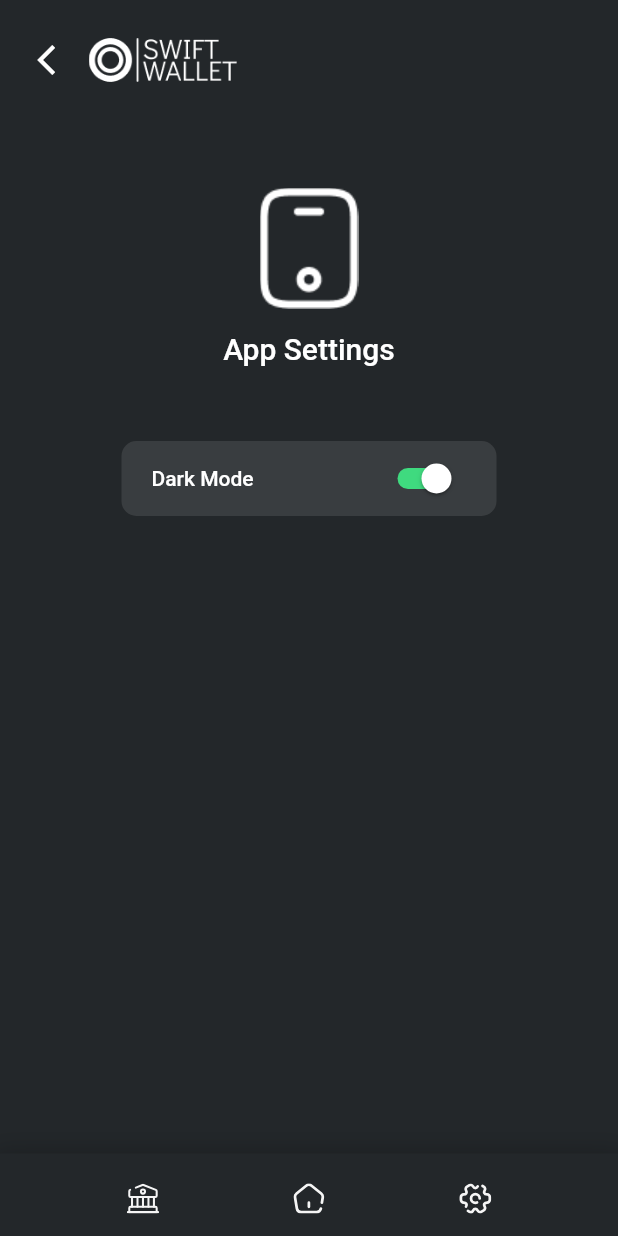
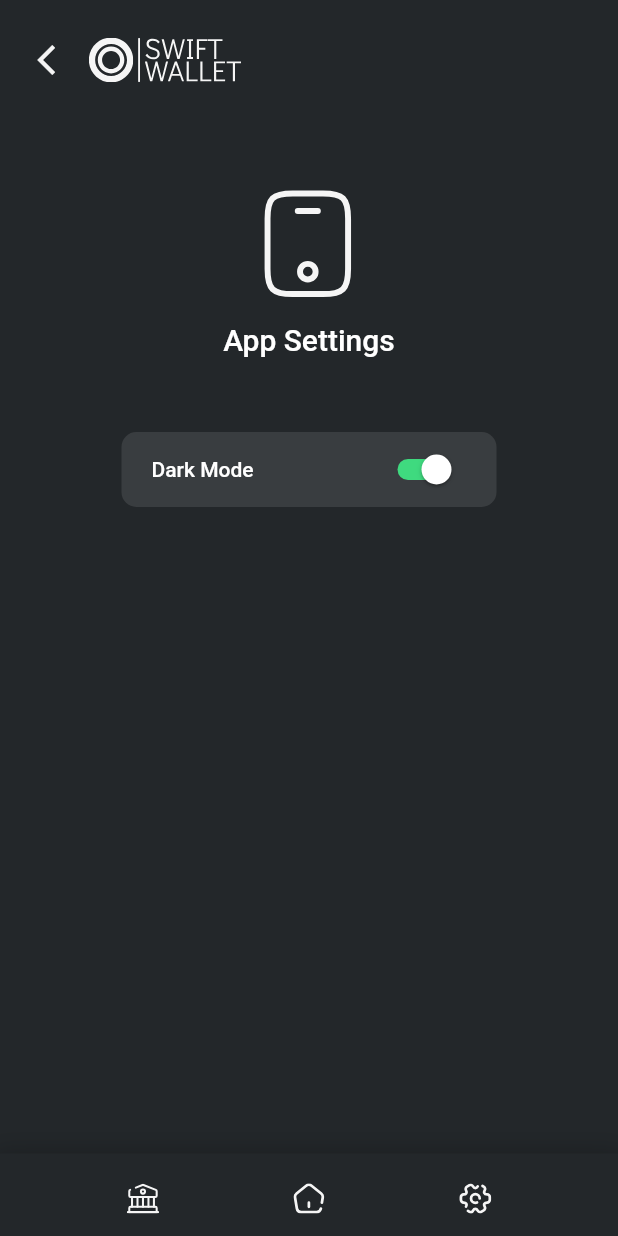
Before and after one commit to DEXOW/swift_wallet, a Flutter app: the Root screen opened directly, item 3 of the bottom bar chosen, after a tap on "App Settings", on a phone screen of 412 x 824 dp. Run offline on Flutter 3.47's test engine with Material 2 defaults, Android fonts, the light colour scheme and no system bars; our stand-ins replace country_code_picker, flutter_svg, google_fonts, pinput, shared_preferences; accounts and stored records are empty.

Commit message:
Adding complete theme switcher

```diff
--- a/lib/main.dart
+++ b/lib/main.dart
@@ -9,6 +9,7 @@ import 'package:swift_wallet/providers/user_provider.dart';
 import 'package:swift_wallet/screens/get_started/get_started.dart';
 
 void main() {
+  WidgetsFlutterBinding.ensureInitialized();
   runApp(
     MultiProvider(
       providers: [
@@ -39,7 +40,6 @@ class MyAppState extends State<MyApp> {
         darkTheme: AppTheme.darkTheme,
         themeMode: state.darkTheme ? ThemeMode.dark : ThemeMode.light,
         home: AnnotatedRegion<SystemUiOverlayStyle>(
-          // value: SystemUiOverlayStyle.light.copyWith(systemNavigationBarColor: Theme.of(context).scaffoldBackgroundColor),
           value: SystemUiOverlayStyle(
             statusBarColor: Colors.transparent,
             statusBarIconBrightness: state.darkTheme ? Brightness.light : Brightness.dark,
--- a/lib/screens/home/home.dart
+++ b/lib/screens/home/home.dart
@@ -1,6 +1,5 @@
 import 'package:flutter/material.dart';
 import 'package:flutter_svg/flutter_svg.dart';
-import 'package:swift_wallet/constants.dart';
 
 class Home extends StatefulWidget {
   const Home({Key? key}) : super(key: key);
--- a/lib/screens/root.dart
+++ b/lib/screens/root.dart
@@ -15,7 +15,6 @@ class Root extends StatefulWidget {
 }
 
 class _RootState extends State<Root> {
-
   late GlobalProvider globalProvider;
 
   @override
--- a/lib/screens/settings/app_settings.dart
+++ b/lib/screens/settings/app_settings.dart
@@ -1,4 +1,6 @@
 import 'package:flutter/material.dart';
+import 'package:flutter/services.dart';
+import 'package:flutter_svg/flutter_svg.dart';
 import 'package:provider/provider.dart';
 import 'package:swift_wallet/models/navbar.dart';
 import 'package:swift_wallet/providers/theme_provider.dart';
@@ -11,6 +13,7 @@ class AppSettings extends StatefulWidget {
 }
 
 class AppSettingsState extends State<AppSettings> {
+  late SystemUiOverlayStyle _currentStyle;
   late AppThemeProvider appThemeProvider;
   late bool isDarkMode;
 
@@ -18,8 +21,20 @@ class AppSettingsState extends State<AppSettings> {
   Widget build(BuildContext context) {
     appThemeProvider = Provider.of<AppThemeProvider>(context);
     isDarkMode = appThemeProvider.darkTheme;
+    _currentStyle = SystemUiOverlayStyle(
+      statusBarColor: Colors.transparent,
+      statusBarIconBrightness: isDarkMode ? Brightness.light : Brightness.dark,
+      systemNavigationBarColor: isDarkMode ? const Color(0xFF23272A) : const Color(0xFFF5F5F5),
+      systemNavigationBarIconBrightness: isDarkMode ? Brightness.light : Brightness.dark,
+    );
 
     return Scaffold(
+      appBar: PreferredSize(
+        preferredSize: const Size.fromHeight(0),
+        child: AppBar(
+          systemOverlayStyle: _currentStyle,
+        ),
+      ),
       resizeToAvoidBottomInset: false,
       body: SafeArea(
         child: LayoutBuilder(
@@ -48,16 +63,16 @@ class AppSettingsState extends State<AppSettings> {
                                   onPressed: () {
                                     Navigator.pop(context);
                                   },
-                                  icon: const Icon(
+                                  icon: Icon(
                                     Icons.arrow_back_ios,
-                                    color: Colors.white,
+                                    color: Theme.of(context).iconTheme.color,
                                   ),
                                 ),
                                 const SizedBox(width: 10),
-                                Image.asset(
-                                  'assets/logo.png',
+                                SvgPicture.asset(
+                                  'assets/logo.svg',
                                   height: 30,
-                                  width: 99,
+                                  colorFilter: ColorFilter.mode(Theme.of(context).iconTheme.color!, BlendMode.srcIn),
                                 ),
                               ]
                             ),
@@ -76,14 +91,16 @@ class AppSettingsState extends State<AppSettings> {
                               const SizedBox(height: 45),
                               Column(
                                 children: [
-                                  Image.asset(
-                                    'assets/images/app_settings_large_icon.png',
+                                  SvgPicture.asset(
+                                    'assets/images/app_settings_icon.svg',
+                                    colorFilter: ColorFilter.mode(Theme.of(context).iconTheme.color!, BlendMode.srcIn),
+                                    height: 75,
                                   ),
                                   const SizedBox(height: 15),
-                                  const Text(
+                                  Text(
                                     'App Settings',
                                     style: TextStyle(
-                                      color: Colors.white,
+                                      color: Theme.of(context).textTheme.titleMedium!.color!,
                                       fontSize: 20,
                                       fontWeight: FontWeight.w500,
                                     ),
@@ -97,7 +114,7 @@ class AppSettingsState extends State<AppSettings> {
                                 padding: const EdgeInsets.symmetric(horizontal: 20),
                                 alignment: Alignment.centerLeft,
                                 decoration: BoxDecoration(
-                                  color: Colors.white.withOpacity(0.1),
+                                  color: Theme.of(context).textTheme.bodyMedium!.color!.withOpacity(0.1),
                                   borderRadius: BorderRadius.circular(10),
                                 ),
                                 child: Row(
@@ -116,10 +133,9 @@ class AppSettingsState extends State<AppSettings> {
                                       inactiveTrackColor: const Color(0xFF303030),
                                       value: isDarkMode,
                                       onChanged: (value) {
-                                        setState(() {
-                                          isDarkMode = value;
-                                        });
+                                        isDarkMode = value;
                                         isDarkMode ? appThemeProvider.switchthemedark() : appThemeProvider.switchthemelight();
+                                        setState(() {});
                                       }
                                     ),
                                   ],
--- a/lib/screens/settings/settings.dart
+++ b/lib/screens/settings/settings.dart
@@ -1,4 +1,5 @@
 import 'package:flutter/material.dart';
+import 'package:flutter_svg/flutter_svg.dart';
 import 'package:swift_wallet/screens/settings/app_settings.dart';
 
 class Settings extends StatefulWidget {
@@ -20,8 +21,10 @@ class SettingsState extends State<Settings> {
               children: [
                 Container(
                   margin: const EdgeInsets.symmetric(horizontal: 5, vertical: 5),
-                  child: Image.asset(
-                    'assets/images/user_icon.png',
+                  child: SvgPicture.asset(
+                    'assets/images/user_icon.svg',
+                    colorFilter: ColorFilter.mode(Theme.of(context).iconTheme.color!, BlendMode.srcIn),
+                    height: 85,
                   ),
                 ),
                 Positioned(
@@ -62,7 +65,7 @@ class SettingsState extends State<Settings> {
             Text(
               '4317890650001',
               style: TextStyle(
-                color: Colors.white.withOpacity(0.5),
+                color: Theme.of(context).textTheme.bodyMedium!.color!.withOpacity(0.5),
                 fontSize: 14,
                 fontWeight: FontWeight.w400,
               ),
@@ -75,17 +78,17 @@ class SettingsState extends State<Settings> {
           children: [
             optionTile(
               title: 'Account Settings',
-              imageURI: 'assets/images/profile_icon.png',
+              imageURI: 'assets/images/profile_icon.svg',
             ),
             const SizedBox(height: 15),
             optionTile(
               title: 'Security Settings',
-              imageURI: 'assets/images/security_icon.png',
+              imageURI: 'assets/images/security_icon.svg',
             ),
             const SizedBox(height: 15),
             optionTile(
               title: 'App Settings',
-              imageURI: 'assets/images/app_settings_icon.png',
+              imageURI: 'assets/images/app_settings_icon.svg',
               onTap: () {
                 Navigator.push(context, MaterialPageRoute(builder: (context) => const AppSettings()));
               },
@@ -93,7 +96,7 @@ class SettingsState extends State<Settings> {
             const SizedBox(height: 15),
             optionTile(
               title: 'Support',
-              imageURI: 'assets/images/support_icon.png',
+              imageURI: 'assets/images/support_icon.svg',
             ),
           ],
         )
@@ -115,12 +118,15 @@ class SettingsState extends State<Settings> {
             height: 50,
             width: 50,
             decoration: BoxDecoration(
-              color: Colors.white.withOpacity(0.1),
+              color: Theme.of(context).textTheme.bodyMedium!.color!.withOpacity(0.1),
               borderRadius: BorderRadius.circular(10),
             ),
-            child: Image.asset(
-              imageURI,
-              height: 25,
+            child: Center(
+              child: SvgPicture.asset(
+                imageURI,
+                colorFilter: ColorFilter.mode(Theme.of(context).iconTheme.color!, BlendMode.srcIn),
+                height: 25,
+              ),
             ),
           ),
           const SizedBox(width: 10),
@@ -128,13 +134,13 @@ class SettingsState extends State<Settings> {
             height: 50,
             width: 200,
             decoration: BoxDecoration(
-              color: Colors.white.withOpacity(0.1),
+              color: Theme.of(context).textTheme.bodyMedium!.color!.withOpacity(0.1),
               borderRadius: BorderRadius.circular(10),
             ),
             child: Center(
               child: Text(
                 title,
-                style: TextStyle(
+                style: const TextStyle(
                   fontSize: 14,
                   fontWeight: FontWeight.w500,
                 ),
--- a/pubspec.yaml
+++ b/pubspec.yaml
@@ -20,6 +20,7 @@ dependencies:
   pinput: ^3.0.1
   provider: ^6.0.5
   shared_preferences: ^2.2.1
+  camera: ^0.10.5+5
 
 dev_dependencies:
   flutter_test:
```
Also changed, not shown: assets/images/app_settings_icon.svg (added), assets/images/profile_icon.svg (added), assets/images/security_icon.svg (added), assets/images/support_icon.svg (added), assets/images/user_icon.svg (added), pubspec.lock.
